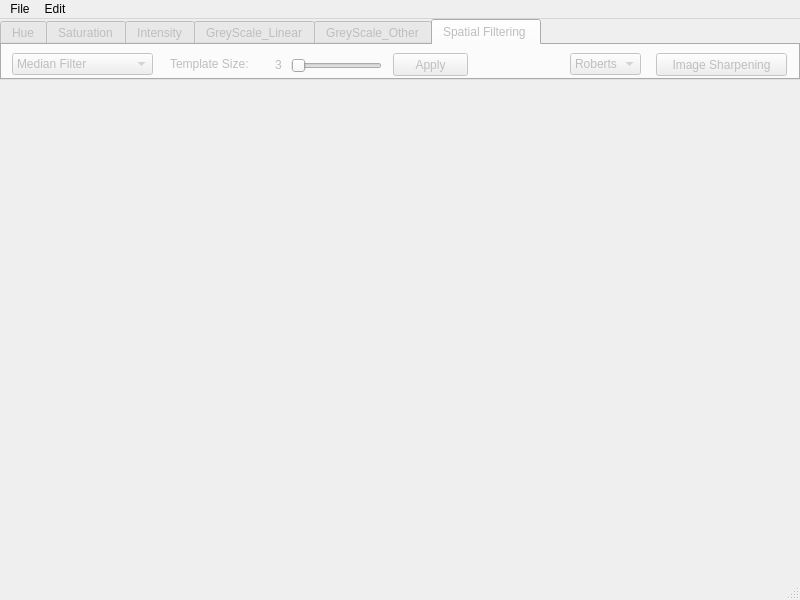
The window that ImageProcess/imageprocess.ui (spwlyzx/ImageProcess) describes before a commit, drawn with Qt 5.
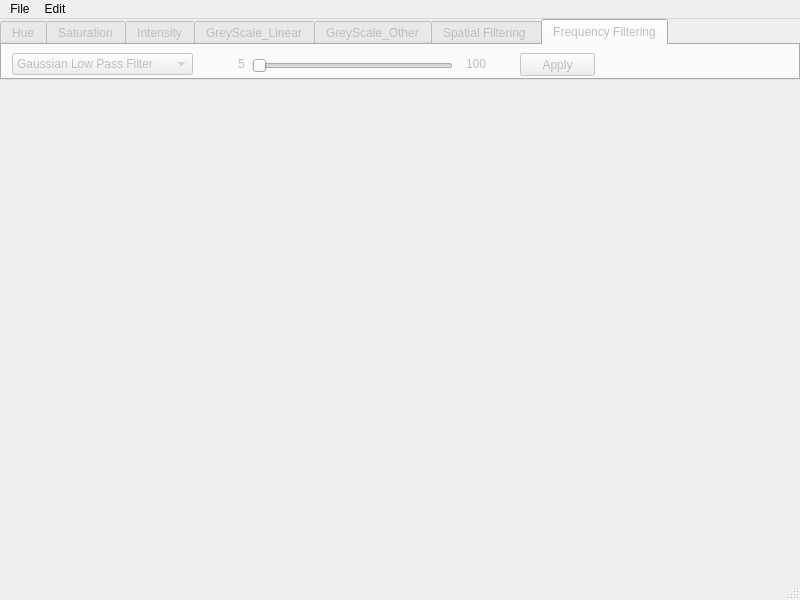
The same window after the commit.

Diff of the .ui file:
```diff
--- a/ImageProcess/imageprocess.ui
+++ b/ImageProcess/imageprocess.ui
@@ -52,7 +52,7 @@
      <bool>false</bool>
     </property>
     <property name="currentIndex">
-     <number>5</number>
+     <number>6</number>
     </property>
     <widget class="QWidget" name="hue">
      <attribute name="title">
@@ -713,6 +713,92 @@
       </property>
      </widget>
     </widget>
+    <widget class="QWidget" name="tab">
+     <attribute name="title">
+      <string>Frequency Filtering</string>
+     </attribute>
+     <widget class="QComboBox" name="FrequencyFilterType">
+      <property name="geometry">
+       <rect>
+        <x>10</x>
+        <y>8</y>
+        <width>181</width>
+        <height>22</height>
+       </rect>
+      </property>
+      <item>
+       <property name="text">
+        <string>Gaussian Low Pass Filter</string>
+       </property>
+      </item>
+      <item>
+       <property name="text">
+        <string>Gaussian High Pass Filter</string>
+       </property>
+      </item>
+     </widget>
+     <widget class="QSlider" name="FrequencyD0">
+      <property name="geometry">
+       <rect>
+        <x>250</x>
+        <y>10</y>
+        <width>201</width>
+        <height>22</height>
+       </rect>
+      </property>
+      <property name="minimum">
+       <number>5</number>
+      </property>
+      <property name="maximum">
+       <number>1000</number>
+      </property>
+      <property name="value">
+       <number>7</number>
+      </property>
+      <property name="orientation">
+       <enum>Qt::Horizontal</enum>
+      </property>
+     </widget>
+     <widget class="QLabel" name="label_15">
+      <property name="geometry">
+       <rect>
+        <x>236</x>
+        <y>11</y>
+        <width>16</width>
+        <height>16</height>
+       </rect>
+      </property>
+      <property name="text">
+       <string>5</string>
+      </property>
+     </widget>
+     <widget class="QLabel" name="label_16">
+      <property name="geometry">
+       <rect>
+        <x>464</x>
+        <y>11</y>
+        <width>21</width>
+        <height>16</height>
+       </rect>
+      </property>
+      <property name="text">
+       <string>100</string>
+      </property>
+     </widget>
+     <widget class="QPushButton" name="FrequencyApply">
+      <property name="geometry">
+       <rect>
+        <x>518</x>
+        <y>8</y>
+        <width>75</width>
+        <height>23</height>
+       </rect>
+      </property>
+      <property name="text">
+       <string>Apply</string>
+      </property>
+     </widget>
+    </widget>
    </widget>
   </widget>
   <widget class="QMenuBar" name="menuBar">
```
